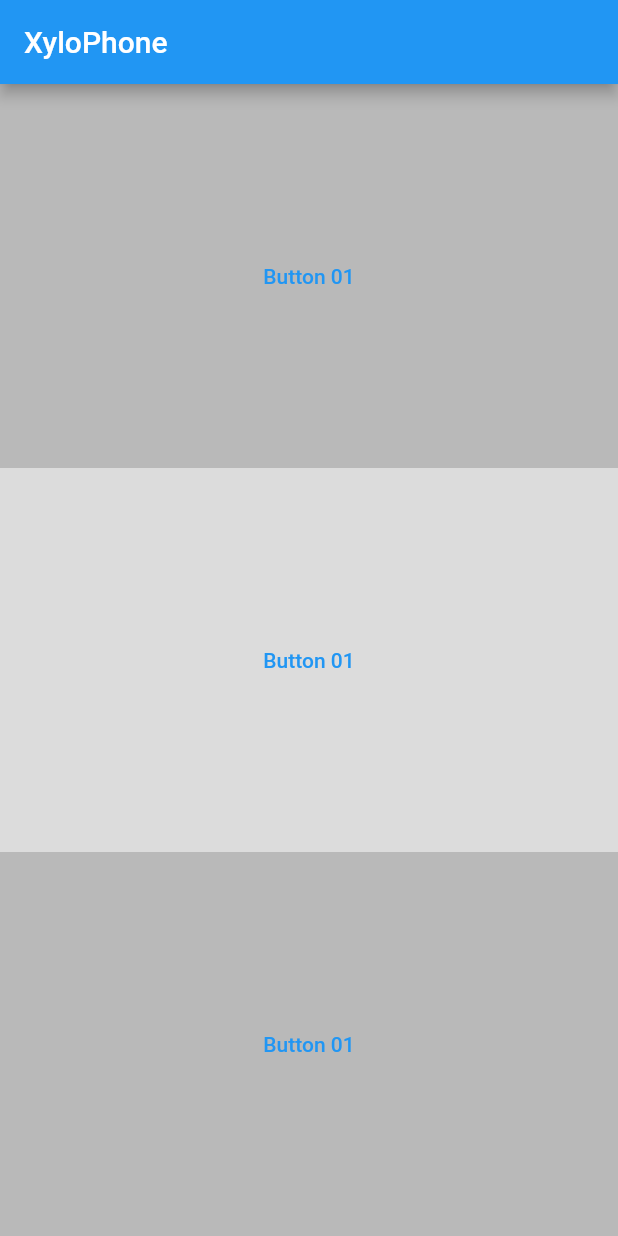
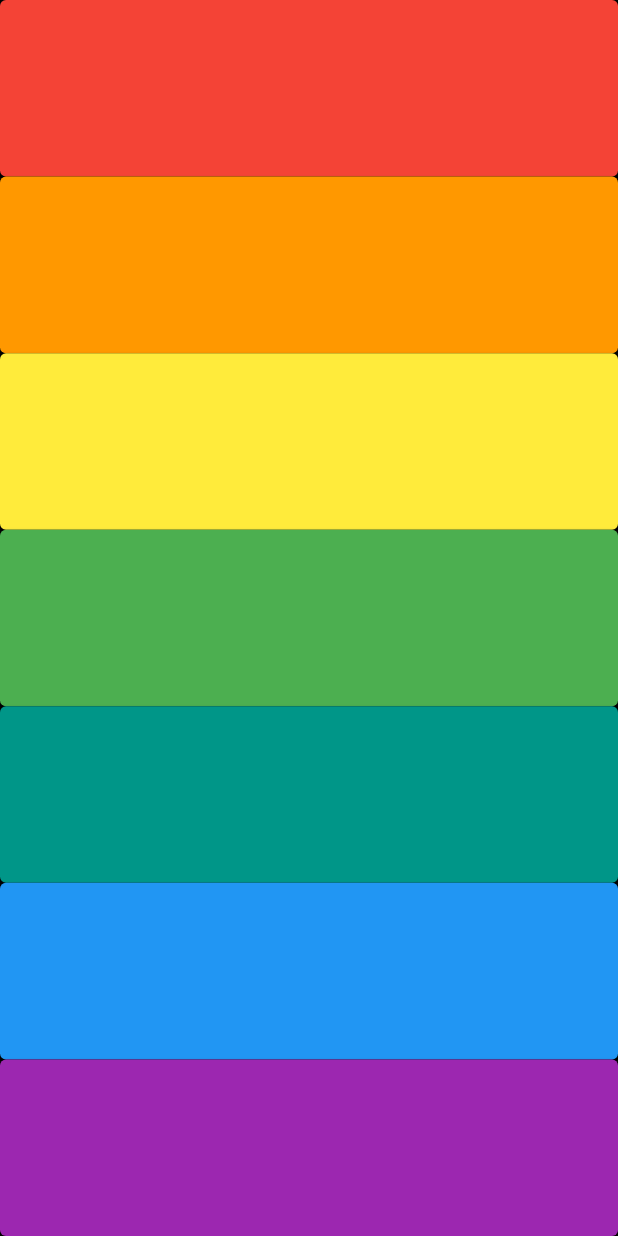
Before and after one commit to Ishfaqahmad0309/Ishfaqahmad0309, a Flutter app: the screen it shows after launch, on a phone screen of 412 x 824 dp. Run offline on Flutter 3.47's test engine with Material 2 defaults, Android fonts, the light colour scheme and no system bars; our stand-ins replace audioplayers.

Commit message:
third vedio done

```diff
--- a/xylo_phone_app/lib/main.dart
+++ b/xylo_phone_app/lib/main.dart
@@ -1,64 +1,107 @@
 import 'package:flutter/material.dart';
-import 'package:assets_audio_player/assets_audio_player.dart';
+import 'package:audioplayers/audioplayers.dart';
 
-void main() {
-  runApp(MyApp());
+void main() => runApp(XyloApp());
+
+class xylophoneApp extends StatelessWidget {
+  @override
+  Widget build(BuildContext context) {
+    return MaterialApp(
+      home: Xylophone(),
+    );
+  }
 }
 
-class MyApp extends StatelessWidget {
-  const MyApp({Key? key}) : super(key: key);
+class Xylophone extends StatelessWidget {
+  void playSound(int soundNumber) {
+    final player = AudioCache();
+    player.play('note$soundNumber.wav');
+  }
+
+  Expanded buildKey({required int soundNumber, required Color color}) {
+    return Expanded(
+      child: ElevatedButton(
+        style: ElevatedButton.styleFrom(
+          primary: color,
+        ),
+        onPressed: () {
+          playSound(soundNumber);
+        },
+      ),
+    );
+  }
 
   @override
   Widget build(BuildContext context) {
-    return MaterialApp(
-      home: Scaffold(
-        appBar: AppBar(
-          title: Text("XyloPhone"),
+    return Scaffold(
+      backgroundColor: Colors.black,
+      body: SafeArea(
+        child: Column(
+          crossAxisAlignment: CrossAxisAlignment.stretch,
+          children: [
+            buildKey(soundNumber: 1, color: Colors.red),
+            buildKey(soundNumber: 2, color: Colors.orange),
+            buildKey(soundNumber: 3, color: Colors.yellow),
+            buildKey(soundNumber: 4, color: Colors.green),
+            buildKey(soundNumber: 5, color: Colors.teal),
+            buildKey(soundNumber: 6, color: Colors.blue),
+            buildKey(soundNumber: 7, color: Colors.purple),
+          ],
         ),
-        body: Xylo(),
       ),
     );
   }
 }
 
-class Xylo extends StatefulWidget {
-  const Xylo({Key? key}) : super(key: key);
 
+void main() => runApp(XyloApp());
+
+class XyloApp extends StatelessWidget {
   @override
-  State<Xylo> createState() => _XyloState();
+  Widget build(BuildContext context) {
+    return MaterialApp(
+      home: Xylophone(),
+    );
+  }
 }
 
-class _XyloState extends State<Xylo> {
-  void PlaySound(int num){
-    AssetsAudioPlayer.newPlayer().open(
-      Audio("assets/note$num.wav"),
-    );
+class Xylophone extends StatelessWidget {
+  void playSound(int soundNumber) {
+
+    player.play('note$soundNumber.wav');
   }
 
-  Expanded CreateNewButton(int sound, Color colur){
+  Expanded buildKey({required int soundNumber, required Color color}) {
     return Expanded(
-      child: Container(
-        color: colur,
-        child: TextButton(
-            onPressed: () {
-              PlaySound(sound);
-            },
-            child: Text("Button 01")),
+      child: ElevatedButton(
+        style: ElevatedButton.styleFrom(
+          primary: color,
+        ),
+        onPressed: () {
+          playSound(soundNumber);
+        },
       ),
     );
   }
 
-
   @override
   Widget build(BuildContext context) {
-    return Column(
-      crossAxisAlignment: CrossAxisAlignment.stretch,
-      children: [
-
-        CreateNewButton(1,Colors.black26),
-        CreateNewButton(2,Colors.black12),
-        CreateNewButton(3,Colors.black26),
-      ],
+    return Scaffold(
+      backgroundColor: Colors.black,
+      body: SafeArea(
+        child: Column(
+          crossAxisAlignment: CrossAxisAlignment.stretch,
+          children: [
+            buildKey(soundNumber: 1, color: Colors.red),
+            buildKey(soundNumber: 2, color: Colors.orange),
+            buildKey(soundNumber: 3, color: Colors.yellow),
+            buildKey(soundNumber: 4, color: Colors.green),
+            buildKey(soundNumber: 5, color: Colors.teal),
+            buildKey(soundNumber: 6, color: Colors.blue),
+            buildKey(soundNumber: 7, color: Colors.purple),
+          ],
+        ),
+      ),
     );
   }
 }
```
